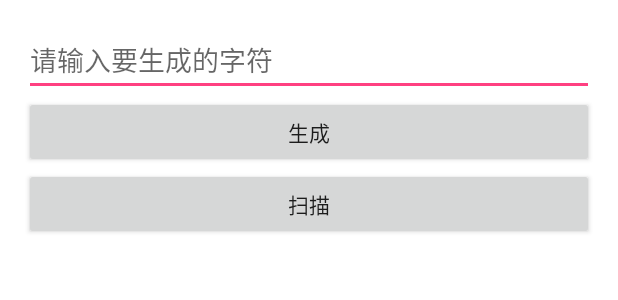
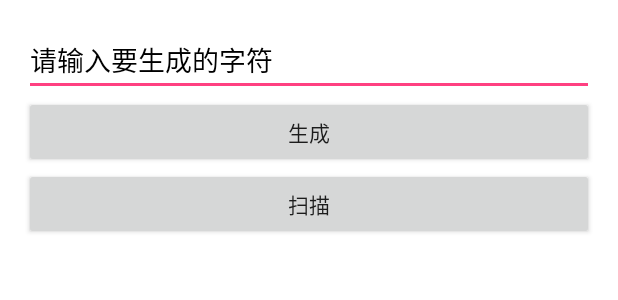
Before and after one commit to anlang/Geek-AnnCode-for-www.geekdeed.com, an Android app: the layout activity_qrcode_index.xml on its own in the app's theme, with its tools: preview values and no code run, on a phone screen of 412 x 824 dp. Shown: the top 300 px of the screen. Run offline under Robolectric (Android 15) with nearby library versions, the phone set to English and light mode, and no system bars.

Commit message:
输入框字体颜色
修复白色叠加不显示的问题

```diff
--- a/app/src/main/res/layout/activity_qrcode_index.xml
+++ b/app/src/main/res/layout/activity_qrcode_index.xml
@@ -16,6 +16,8 @@
         android:layout_width="match_parent"
         android:layout_height="wrap_content"
         android:hint="请输入要生成的字符"
+        android:textColorHint="#000"
+        android:textColor="#000"
         android:layout_below="@+id/iv"
         android:layout_alignParentLeft="true"
         android:layout_alignParentStart="true" />
```
